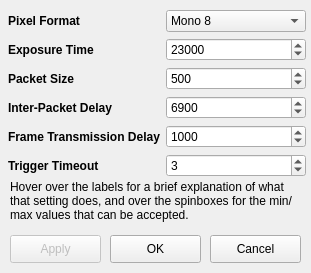
Above: gui/dialogCameraSettings.ui from Spinarakk/defectmonitor before the change. Below: the same form after it.
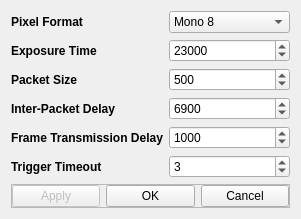
That is the form after the change. Icons and pictures are not drawn.

Commit message: - Implemented the compare overlay function that compares the detect scan pattern output with the contour part overlay using template matching - Fixed the layout scaling issues of the Slice Converter, Overlay Adjustment, Camera Calibration, Camera Settings and Calibration Results dialog windows - Also fixed all the window icons and made sure all windows work properly

```diff
--- a/gui/dialogCameraSettings.ui
+++ b/gui/dialogCameraSettings.ui
@@ -6,22 +6,10 @@
    <rect>
     <x>0</x>
     <y>0</y>
-    <width>311</width>
-    <height>273</height>
+    <width>277</width>
+    <height>199</height>
    </rect>
   </property>
-  <property name="minimumSize">
-   <size>
-    <width>311</width>
-    <height>273</height>
-   </size>
-  </property>
-  <property name="maximumSize">
-   <size>
-    <width>311</width>
-    <height>273</height>
-   </size>
-  </property>
   <property name="windowTitle">
    <string>Camera Settings</string>
   </property>
@@ -29,37 +17,95 @@
    <iconset>
     <normaloff>logo.ico</normaloff>logo.ico</iconset>
   </property>
-  <widget class="QPushButton" name="buttonApply">
-   <property name="enabled">
+  <layout class="QGridLayout" name="gridLayout">
+   <item row="2" column="2" colspan="2">
+    <widget class="QSpinBox" name="spinPacketSize">
+     <property name="toolTip">
+      <string>0 - 1,500</string>
+     </property>
+     <property name="minimum">
+      <number>0</number>
+     </property>
+     <property name="maximum">
+      <number>1500</number>
+     </property>
+     <property name="singleStep">
+      <number>4</number>
+     </property>
+     <property name="value">
+      <number>500</number>
+     </property>
+    </widget>
+   </item>
+   <item row="4" column="0" colspan="2">
+    <widget class="QLabel" name="labelOption5">
+     <property name="font">
+      <font>
+       <weight>75</weight>
+       <bold>true</bold>
+      </font>
+     </property>
+     <property name="toolTip">
+      <string>Sets the frame transfer start delay (in ticks) for the selected stream channel.</string>
+     </property>
+     <property name="text">
+      <string>Frame Transmission Delay</string>
+     </property>
+     <property name="scaledContents">
     <bool>false</bool>
    </property>
-   <property name="geometry">
-    <rect>
-     <x>10</x>
-     <y>235</y>
-     <width>91</width>
-     <height>28</height>
-    </rect>
-   </property>
+    </widget>
+   </item>
+   <item row="1" column="0">
+    <widget class="QLabel" name="labelOption2">
+     <property name="font">
+      <font>
+       <weight>75</weight>
+       <bold>true</bold>
+      </font>
+     </property>
+     <property name="toolTip">
+      <string>Directly sets the camera's exposure time in microseconds.</string>
+     </property>
    <property name="text">
-    <string>Apply</string>
-   </property>
-  </widget>
-  <widget class="QWidget" name="layoutWidget">
-   <property name="geometry">
-    <rect>
-     <x>8</x>
-     <y>10</y>
-     <width>298</width>
-     <height>169</height>
-    </rect>
-   </property>
-   <layout class="QFormLayout" name="formLayout">
-    <property name="sizeConstraint">
-     <enum>QLayout::SetDefaultConstraint</enum>
-    </property>
+      <string>Exposure Time</string>
+     </property>
+    </widget>
+   </item>
+   <item row="3" column="0">
+    <widget class="QLabel" name="labelOption4">
+     <property name="font">
+      <font>
+       <weight>75</weight>
+       <bold>true</bold>
+      </font>
+     </property>
+     <property name="toolTip">
+      <string>Sets the inter-packet delay (in ticks) for the selected stream channel.</string>
+     </property>
+     <property name="text">
+      <string>Inter-Packet Delay</string>
+     </property>
+    </widget>
+   </item>
+   <item row="5" column="0">
+    <widget class="QLabel" name="labelOption6">
+     <property name="font">
+      <font>
+       <weight>75</weight>
+       <bold>true</bold>
+      </font>
+     </property>
+     <property name="toolTip">
+      <string>Sets how long (in seconds) until the trigger can be triggered again. Timeout starts upon saving the image.</string>
+     </property>
+     <property name="text">
+      <string>Trigger Timeout</string>
+     </property>
+    </widget>
+   </item>
     <item row="0" column="0">
-     <widget class="QLabel" name="label1">
+    <widget class="QLabel" name="labelOption1">
       <property name="font">
        <font>
         <weight>75</weight>
@@ -74,7 +120,7 @@
       </property>
      </widget>
     </item>
-    <item row="0" column="1">
+   <item row="0" column="2" colspan="2">
      <widget class="QComboBox" name="comboPixelFormat">
       <item>
        <property name="text">
@@ -93,23 +139,7 @@
       </item>
      </widget>
     </item>
-    <item row="1" column="0">
-     <widget class="QLabel" name="label2">
-      <property name="font">
-       <font>
-        <weight>75</weight>
-        <bold>true</bold>
-       </font>
-      </property>
-      <property name="toolTip">
-       <string>Directly sets the camera's exposure time in microseconds.</string>
-      </property>
-      <property name="text">
-       <string>Exposure Time</string>
-      </property>
-     </widget>
-    </item>
-    <item row="1" column="1">
+   <item row="1" column="2" colspan="2">
      <widget class="QSpinBox" name="spinExposureTime">
       <property name="toolTip">
        <string>0 - 100,000</string>
@@ -126,7 +156,7 @@
      </widget>
     </item>
     <item row="2" column="0">
-     <widget class="QLabel" name="label3">
+    <widget class="QLabel" name="labelOption3">
       <property name="font">
        <font>
         <weight>75</weight>
@@ -141,77 +171,7 @@
       </property>
      </widget>
     </item>
-    <item row="2" column="1">
-     <widget class="QSpinBox" name="spinPacketSize">
-      <property name="toolTip">
-       <string>0 - 1,500</string>
-      </property>
-      <property name="minimum">
-       <number>0</number>
-      </property>
-      <property name="maximum">
-       <number>1500</number>
-      </property>
-      <property name="singleStep">
-       <number>4</number>
-      </property>
-      <property name="value">
-       <number>500</number>
-      </property>
-     </widget>
-    </item>
-    <item row="3" column="0">
-     <widget class="QLabel" name="label4">
-      <property name="font">
-       <font>
-        <weight>75</weight>
-        <bold>true</bold>
-       </font>
-      </property>
-      <property name="toolTip">
-       <string>Sets the inter-packet delay (in ticks) for the selected stream channel.</string>
-      </property>
-      <property name="text">
-       <string>Inter-Packet Delay</string>
-      </property>
-     </widget>
-    </item>
-    <item row="3" column="1">
-     <widget class="QSpinBox" name="spinInterPacketDelay">
-      <property name="toolTip">
-       <string>0 - 10,000</string>
-      </property>
-      <property name="suffix">
-       <string/>
-      </property>
-      <property name="maximum">
-       <number>10000</number>
-      </property>
-      <property name="value">
-       <number>6900</number>
-      </property>
-     </widget>
-    </item>
-    <item row="4" column="0">
-     <widget class="QLabel" name="label5">
-      <property name="font">
-       <font>
-        <weight>75</weight>
-        <bold>true</bold>
-       </font>
-      </property>
-      <property name="toolTip">
-       <string>Sets the frame transfer start delay (in ticks) for the selected stream channel.</string>
-      </property>
-      <property name="text">
-       <string>Frame Transmission Delay</string>
-      </property>
-      <property name="scaledContents">
-       <bool>false</bool>
-      </property>
-     </widget>
-    </item>
-    <item row="4" column="1">
+   <item row="4" column="2" colspan="2">
      <widget class="QSpinBox" name="spinFrameDelay">
       <property name="toolTip">
        <string>0 - 10,000</string>
@@ -224,23 +184,7 @@
       </property>
      </widget>
     </item>
-    <item row="5" column="0">
-     <widget class="QLabel" name="label6">
-      <property name="font">
-       <font>
-        <weight>75</weight>
-        <bold>true</bold>
-       </font>
-      </property>
-      <property name="toolTip">
-       <string>Sets how long (in seconds) until the trigger can be triggered again. Timeout starts upon saving the image.</string>
-      </property>
-      <property name="text">
-       <string>Trigger Timeout</string>
-      </property>
-     </widget>
-    </item>
-    <item row="5" column="1">
+   <item row="5" column="2" colspan="2">
      <widget class="QSpinBox" name="spinTriggerTimeout">
       <property name="toolTip">
        <string>0 - 60</string>
@@ -253,55 +197,84 @@
       </property>
      </widget>
     </item>
-   </layout>
-  </widget>
-  <widget class="QLabel" name="labelInformation">
-   <property name="geometry">
-    <rect>
-     <x>10</x>
-     <y>175</y>
-     <width>291</width>
-     <height>51</height>
-    </rect>
+   <item row="3" column="2" colspan="2">
+    <widget class="QSpinBox" name="spinInterPacketDelay">
+     <property name="toolTip">
+      <string>0 - 10,000</string>
+     </property>
+     <property name="suffix">
+      <string/>
+     </property>
+     <property name="maximum">
+      <number>10000</number>
+     </property>
+     <property name="value">
+      <number>6900</number>
+     </property>
+    </widget>
+   </item>
+   <item row="6" column="0" colspan="4">
+    <widget class="QFrame" name="frameButtons">
+     <property name="sizePolicy">
+      <sizepolicy hsizetype="Preferred" vsizetype="Fixed">
+       <horstretch>0</horstretch>
+       <verstretch>0</verstretch>
+      </sizepolicy>
+     </property>
+     <property name="frameShape">
+      <enum>QFrame::StyledPanel</enum>
+     </property>
+     <property name="frameShadow">
+      <enum>QFrame::Raised</enum>
+     </property>
+     <layout class="QHBoxLayout" name="horizontalLayout">
+      <property name="leftMargin">
+       <number>0</number>
+      </property>
+      <property name="topMargin">
+       <number>0</number>
+      </property>
+      <property name="rightMargin">
+       <number>0</number>
+      </property>
+      <property name="bottomMargin">
+       <number>0</number>
+      </property>
+      <item>
+       <widget class="QPushButton" name="pushApply">
+        <property name="enabled">
+         <bool>false</bool>
    </property>
    <property name="text">
-    <string>Hover over the labels for a brief explanation of what that setting does, and over the spinboxes for the min/max values that can be accepted.</string>
-   </property>
-   <property name="wordWrap">
-    <bool>true</bool>
-   </property>
-  </widget>
-  <widget class="QPushButton" name="buttonOK">
-   <property name="geometry">
-    <rect>
-     <x>110</x>
-     <y>235</y>
-     <width>91</width>
-     <height>28</height>
-    </rect>
-   </property>
+         <string>Apply</string>
+        </property>
+       </widget>
+      </item>
+      <item>
+       <widget class="QPushButton" name="pushOK">
    <property name="text">
     <string>OK</string>
    </property>
   </widget>
-  <widget class="QPushButton" name="buttonCancel">
+      </item>
+      <item>
+       <widget class="QPushButton" name="pushCancel">
    <property name="enabled">
     <bool>true</bool>
    </property>
-   <property name="geometry">
-    <rect>
-     <x>210</x>
-     <y>235</y>
-     <width>91</width>
-     <height>28</height>
-    </rect>
-   </property>
    <property name="text">
     <string>Cancel</string>
    </property>
   </widget>
- </widget>
- <resources/>
+      </item>
+     </layout>
+    </widget>
+   </item>
+  </layout>
+ </widget>
+ <resources>
+  <include location="icons.qrc"/>
+ </resources>
  <connections>
   <connection>
    <sender>buttonOK</sender>
```
Left out of the diff: 8 changed lines with no effect on the pictures. Lines whose indentation alone changed are shown as unchanged. The commit also changes 18 other files.
